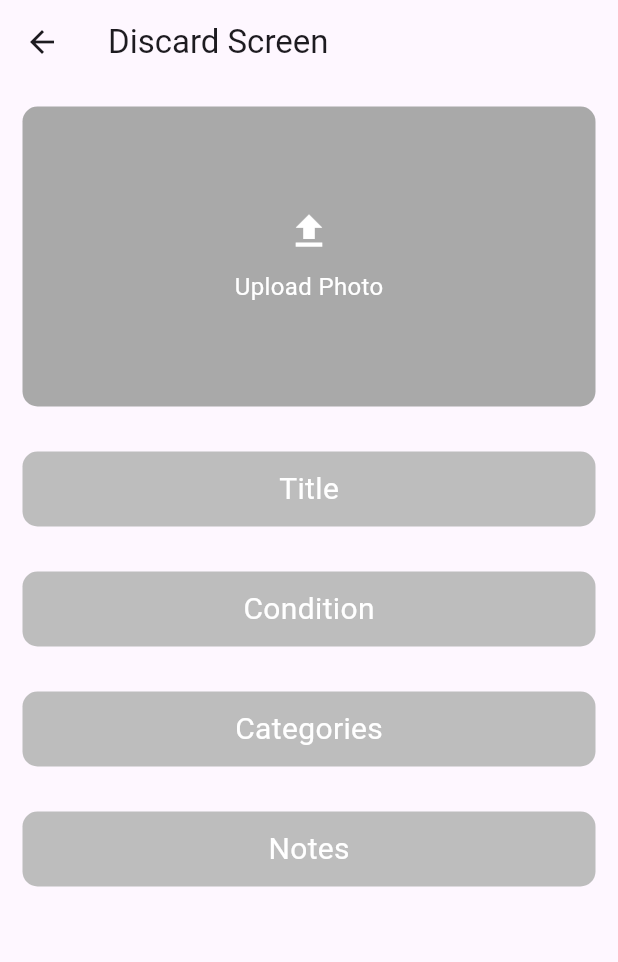
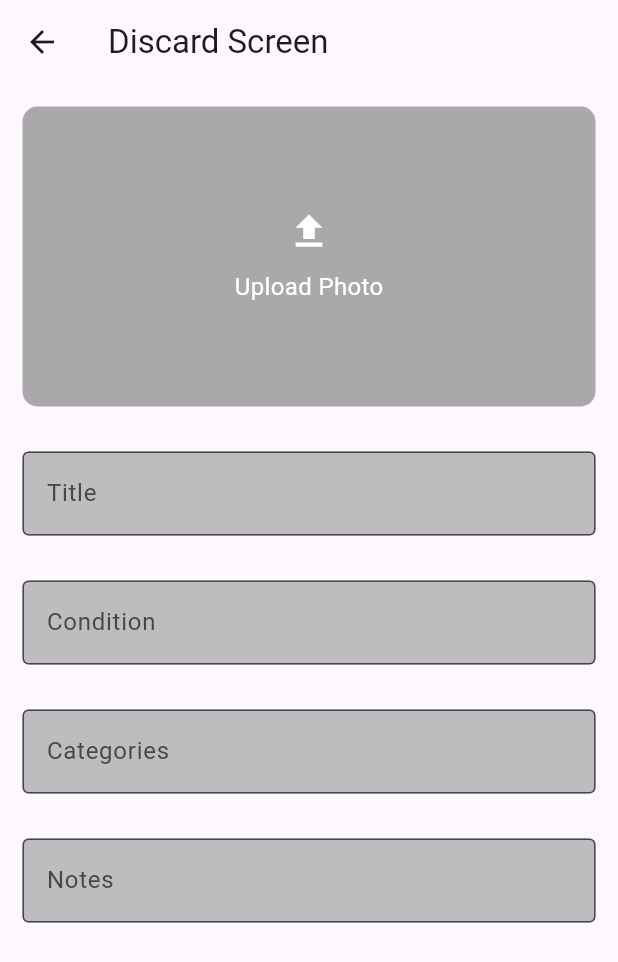
Before and after one commit to ibhaze/Toy-Exchange-Application, a Flutter app: the DiscardAddScreen screen opened directly, on a phone screen of 412 x 824 dp. Shown: the top 962 px of the screen. Run offline on Flutter 3.47's test engine with Material 3 defaults, Android fonts, the phone set to English and light mode, and no system bars; our stand-ins replace image_picker.

Commit message:
[feat]add discard form

```diff
--- a/wishntoss/lib/discard_add_screen.dart
+++ b/wishntoss/lib/discard_add_screen.dart
@@ -2,7 +2,6 @@ import 'dart:io';
 import 'package:flutter/material.dart';
 import 'package:image_picker/image_picker.dart';
 
-//Discard Add Screen
 class DiscardAddScreen extends StatefulWidget {
   const DiscardAddScreen({super.key});
 
@@ -14,7 +13,12 @@ class _DiscardAddScreenState extends State<DiscardAddScreen> {
   final ImagePicker _picker = ImagePicker();
   XFile? _image;
 
-  // take a picture with camera
+  final TextEditingController _titleController = TextEditingController();
+  final TextEditingController _conditionController = TextEditingController();
+  final TextEditingController _categoryController = TextEditingController();
+  final TextEditingController _notesController = TextEditingController();
+
+  // Take a picture with camera
   Future<void> _takePhoto() async {
     final pickedImage = await _picker.pickImage(source: ImageSource.camera);
     if (pickedImage != null) {
@@ -24,7 +28,7 @@ class _DiscardAddScreenState extends State<DiscardAddScreen> {
     }
   }
 
-  // take picture from gallery
+  // Pick image from gallery
   Future<void> _pickImageFromGallery() async {
     final pickedImage = await _picker.pickImage(source: ImageSource.gallery);
     if (pickedImage != null) {
@@ -34,7 +38,7 @@ class _DiscardAddScreenState extends State<DiscardAddScreen> {
     }
   }
 
-  // manage photo upload option
+  // Show photo upload options
   void _showUploadOptions(BuildContext context) {
     showModalBottomSheet(
       context: context,
@@ -65,25 +69,43 @@ class _DiscardAddScreenState extends State<DiscardAddScreen> {
     );
   }
 
-   @override
+  // Create reusable text field widget
+  Widget _buildTextField(
+      {required String labelText, required TextEditingController controller}) {
+    return Padding(
+      padding: const EdgeInsets.all(15.0),
+      child: TextFormField(
+        controller: controller,
+        decoration: InputDecoration(
+          labelText: labelText,
+          border: const OutlineInputBorder(),
+          filled: true,
+          fillColor: const Color.fromARGB(255, 189, 189, 189),
+        ),
+      ),
+    );
+  }
+
+  @override
+  void dispose() {
+    _titleController.dispose();
+    _conditionController.dispose();
+    _categoryController.dispose();
+    _notesController.dispose();
+    super.dispose();
+  }
+
+  @override
   Widget build(BuildContext context) {
-    // 1번 박스 이후에 나타낼 텍스트 리스트
-    final List<String> uploadList = [
-      'Title',
-      'Condition',
-      'Categories',
-      'Notes'
-    ];
-
     return Scaffold(
       appBar: AppBar(
         title: const Text('Discard Screen'),
       ),
-      body: Column(
-        children: List.generate(5, (index) {
-          if (index == 0) {
-            return GestureDetector(
-              // show photo upload option
+      body: SingleChildScrollView(
+        child: Column(
+          children: [
+            GestureDetector(
+              // Show photo upload option
               onTap: () {
                 _showUploadOptions(context);
               },
@@ -124,27 +146,16 @@ class _DiscardAddScreenState extends State<DiscardAddScreen> {
                         ),
                 ),
               ),
-            );
-          } else {
-            return Container(
-              height: 50,
-              margin: const EdgeInsets.all(15.0),
-              decoration: BoxDecoration(
-                color: const Color.fromARGB(255, 189, 189, 189),
-                borderRadius: BorderRadius.circular(10.0),
-              ),
-              child: Center(
-                child: Text(
-                  uploadList[index - 1],
-                  style: const TextStyle(
-                    color: Colors.white,
-                    fontSize: 20,
-                  ),
-                ),
-              ),
-            );
-          }
-        }),
+            ),
+            // Reuse _buildTextField for each input field
+            _buildTextField(labelText: 'Title', controller: _titleController),
+            _buildTextField(
+                labelText: 'Condition', controller: _conditionController),
+            _buildTextField(
+                labelText: 'Categories', controller: _categoryController),
+            _buildTextField(labelText: 'Notes', controller: _notesController),
+          ],
+        ),
       ),
     );
   }
```
